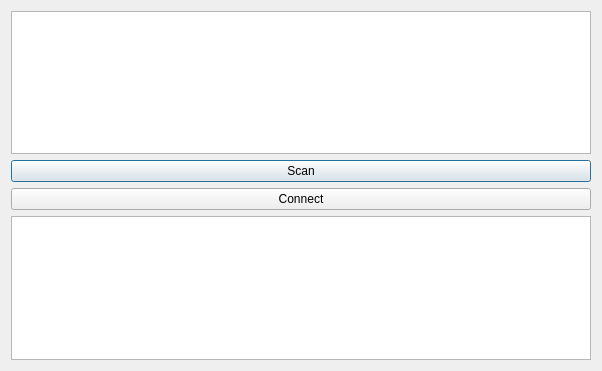
The window that ui/nodeviewer.ui (ArJKloek/FlowControl) describes before a commit, drawn with Qt 5.
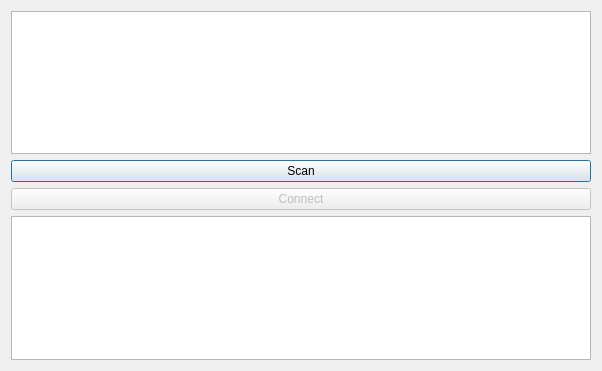
The same window after the commit.

Commit message: connect only enabled after scanning finished

What changed in the file:
```diff
--- a/ui/nodeviewer.ui
+++ b/ui/nodeviewer.ui
@@ -26,6 +26,9 @@
    </item>
    <item>
     <widget class="QPushButton" name="btnConnect">
+     <property name="enabled">
+      <bool>false</bool>
+     </property>
      <property name="text">
       <string>Connect</string>
      </property>
```
The commit also changes 1 other file.
